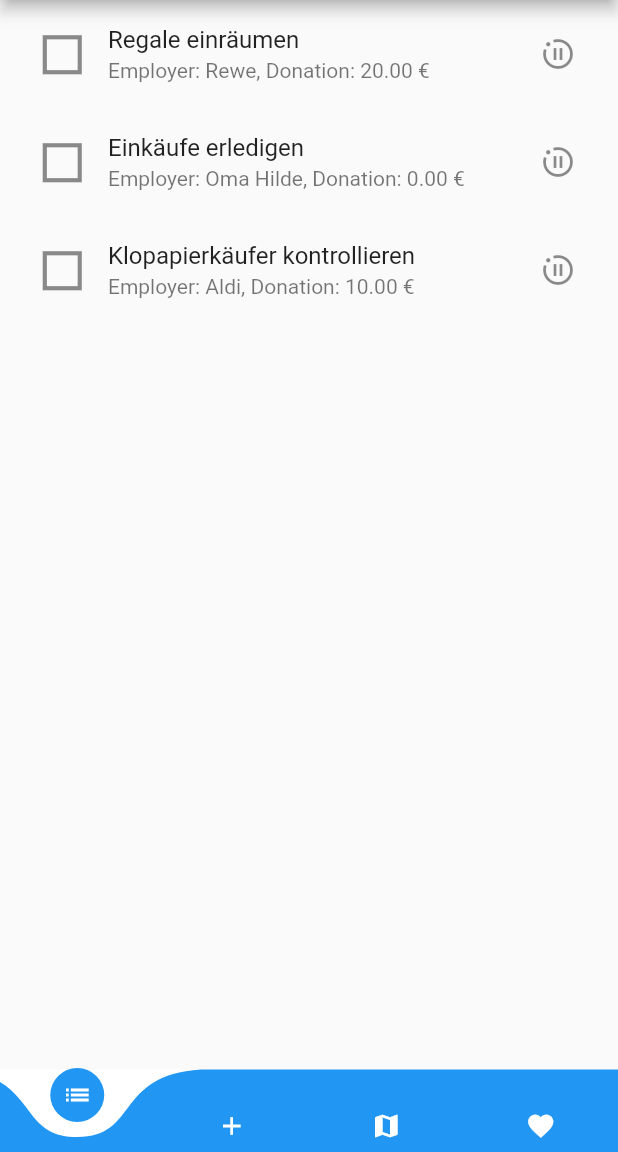
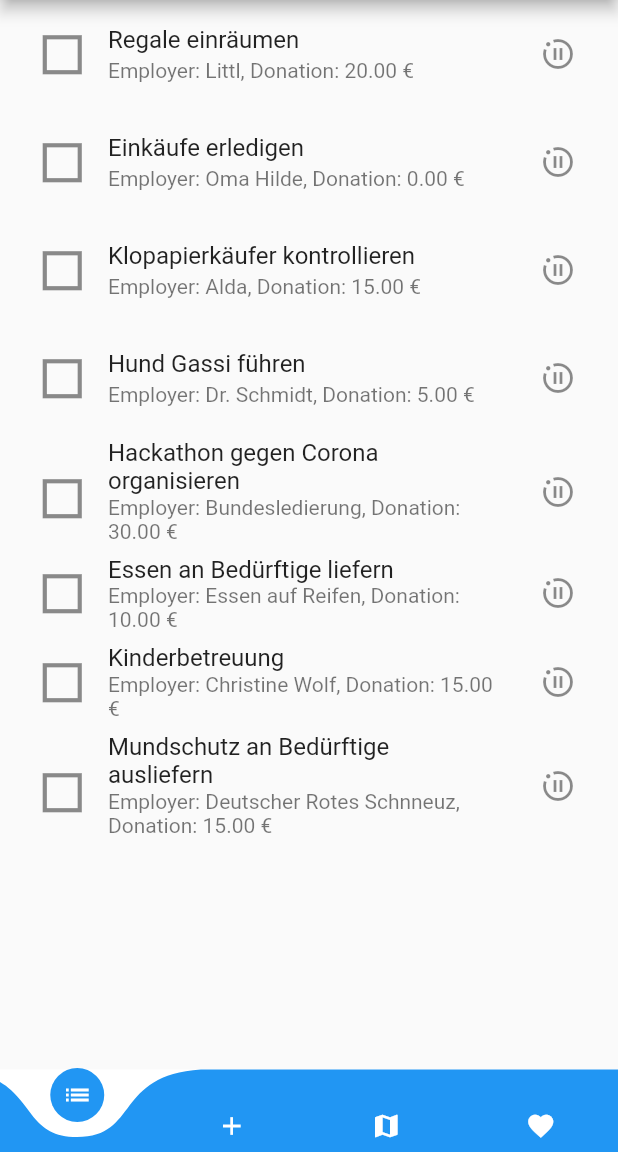
Before and after one commit to ConstantinKoch/WirVSVirus, a Flutter app: the screen it shows after launch, on a phone screen of 412 x 824 dp, the part 84-1236 px from its top. Run offline on Flutter 3.47's test engine with Material 2 defaults, Android fonts, the phone set to English and light mode, and no system bars; drawn by our look-alikes of curved_navigation_bar.

Commit message:
Ignored some stuff

```diff
--- a/App/wirvsvirus/lib/Jobs.dart
+++ b/App/wirvsvirus/lib/Jobs.dart
@@ -19,9 +19,14 @@ class Donation {
 
 List<Jobs> getJobs() {
   var jobArr = [
-    Jobs(id: 1, title: 'Regale einräumen', employer: 'Rewe', donation: Donation(20.00)),
-    Jobs(id: 2, title: 'Einkäufe erledigen', employer: 'Oma Hilde', donation: Donation(00.00)),
-    Jobs(id: 3, title: 'Klopapierkäufer kontrollieren', employer: 'Aldi', donation: Donation(10.00)),
+    Jobs(title: 'Regale einräumen', employer: 'Littl', donation: Donation(20.00)),
+    Jobs(title: 'Einkäufe erledigen', employer: 'Oma Hilde', donation: Donation(00.00)),
+    Jobs(title: 'Klopapierkäufer kontrollieren', employer: 'Alda', donation: Donation(15.00)),
+    Jobs(title: 'Hund Gassi führen', employer: 'Dr. Schmidt', donation: Donation(5.0)),
+    Jobs(title: 'Hackathon gegen Corona organisieren', employer: 'Bundesledierung', donation: Donation(30.0)),
+    Jobs(title: 'Essen an Bedürftige liefern', employer: 'Essen auf Reifen', donation: Donation(10.0)),
+    Jobs(title: 'Kinderbetreuung', employer: 'Christine Wolf', donation: Donation(15.0)),
+    Jobs(title: 'Mundschutz an Bedürftige ausliefern', employer: 'Deutscher Rotes Schnneuz', donation: Donation(15.0)),
   ];
   return jobArr;
 }
```
Also changed, not shown: 1 other file.
